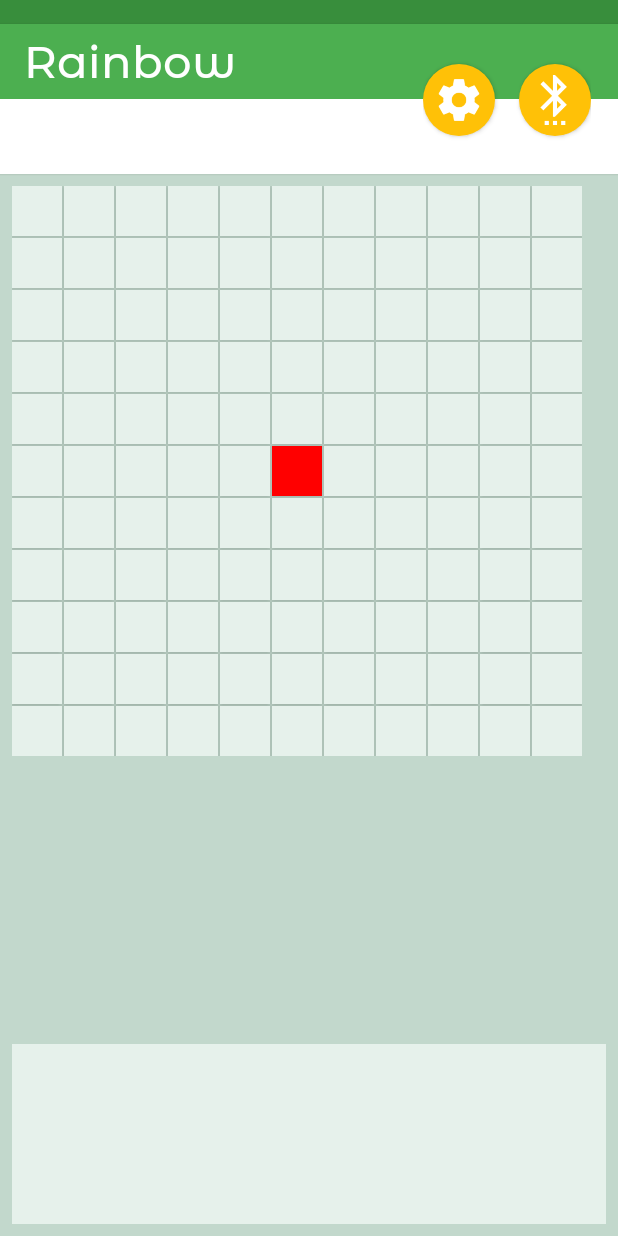
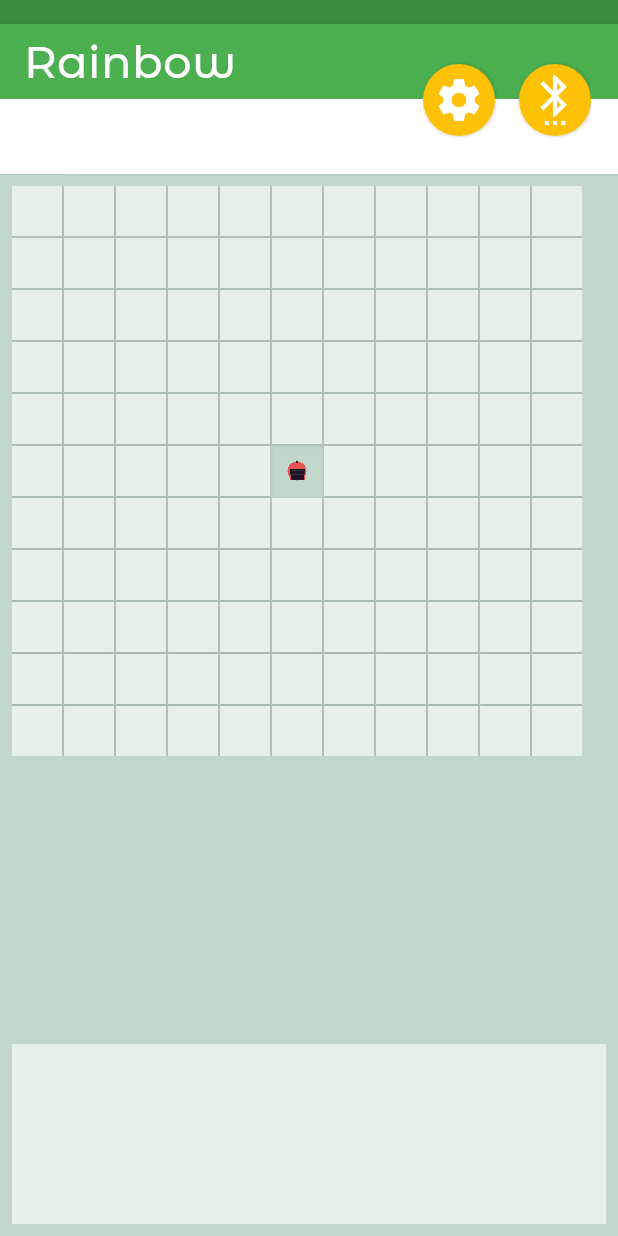
Before and after one commit to SkyWetter/ZoomLayoutTest, an Android app: the screen it shows after launch (MainActivity), on a phone screen of 412 x 824 dp. Run offline under Robolectric (Android 15) with nearby library versions, the phone set to English and light mode, and no system bars; plain views replace ZoomLayout.

Commit message:
-- Added turret image to garden bed -- Fixed bug where bed list was clickable even while done bed button was on screen

```diff
--- a/app/src/main/java/com/example/android/zoomlayouttest/MainActivity.kt
+++ b/app/src/main/java/com/example/android/zoomlayouttest/MainActivity.kt
@@ -93,6 +93,7 @@ import kotlin.math.*
 class MainActivity : AppCompatActivity(), AdapterView.OnItemClickListener {
 
     private val debugging = false // Set true to access control debug menu within the bluetooth settings tab
+    private val sprayEachSquare = false // set to true to have every square press send a spray command
     private val tag = "MainActivityDebug"  //Tag for debug
 
 
@@ -435,7 +436,11 @@ class MainActivity : AppCompatActivity(), AdapterView.OnItemClickListener {
         initUiVisibility()
         gridCreate(50, 2, constraintLayout, this@MainActivity)  //Creates the garden bed grid
         turretSquare = allSquares[((buttonsPerRow * buttonsPerRow) - 1) / 2]  //Gets the location of the central square of the garden bed
+        turretSquare?.button?.setBackgroundResource(R.drawable.turret)
         initializeButtons(this@MainActivity, doneButton,bluetoothButton)  //Initializes button listeners
+        getAngleDistanceAll(allSquares,turretSquare!!)
+
+
 
     }
 
@@ -725,7 +730,6 @@ class MainActivity : AppCompatActivity(), AdapterView.OnItemClickListener {
 
                     button.setOnClickListener()                                         //TEST FUNCTION FOR CLICK OF SQUARE
                     {
-
                         buildBed(button)                         //add/remove tiles from bed when clicked
                     }
 
@@ -746,6 +750,9 @@ class MainActivity : AppCompatActivity(), AdapterView.OnItemClickListener {
 
 
     /** Checks for adjacentSquare squares to current bed being created/edited */
+    fun spraySingleSquare(){
+
+    }
 
    private fun adjacentSquareColorCheck(squareID: Int) {
 
@@ -801,6 +808,9 @@ class MainActivity : AppCompatActivity(), AdapterView.OnItemClickListener {
     private fun buildBed(button: Button) {
 
         val thisSquare = allSquares[button.id - 10000]      //square you have just clicke don
+
+
+
         if (!paramMenuOpen) {
             if (bedEdit[0] == 0)     //if not in editing mode (ie creating new bed)
             {
@@ -966,11 +976,11 @@ class MainActivity : AppCompatActivity(), AdapterView.OnItemClickListener {
 
     private fun bedClicked(bed : RVBedData)
     {
-        editBed(bed.rvBedID)
-        bedBeingEdited = bed
-        openBedSettings()
-
-        Toast.makeText(this, "Editing: ${bed.name}", Toast.LENGTH_LONG).show()
+        if(doneButtonContainer.visibility != View.VISIBLE) {
+            editBed(bed.rvBedID)
+            bedBeingEdited = bed
+            openBedSettings()
+        }
     }
 
     //creates bed object, adds completed bed to list, sets stage for next bed
--- /dev/null
+++ b/app/src/main/res/drawable/turret.xml
@@ -0,0 +1,4 @@
+<?xml version="1.0" encoding="utf-8"?>
+<layer-list xmlns:android="http://schemas.android.com/apk/res/android">
+    <item android:drawable="@drawable/img_rainbow_turret" android:height="25dp" android:width="25dp" android:gravity="center"/>
+</layer-list>
```
Also changed, not shown: app/src/main/res/drawable/img_rainbow_turret.png (added).
